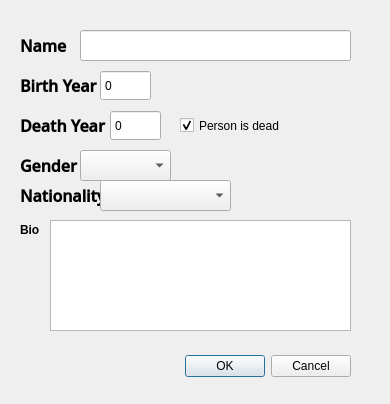
This is personDialog.ui in annakrih/T113VLN1-3 as Qt 5 draws it before an edit. The edited form follows.
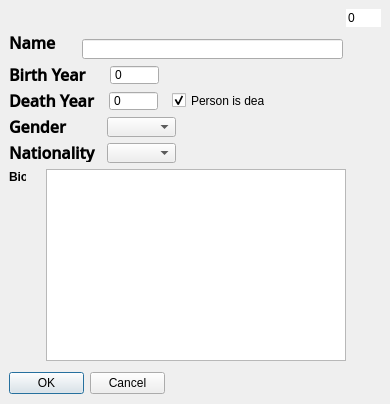
This is the edited form.

Diff of the .ui file:
```diff
--- a/personDialog.ui
+++ b/personDialog.ui
@@ -22,10 +22,10 @@
    </property>
    <property name="geometry">
     <rect>
-     <x>20</x>
-     <y>350</y>
-     <width>331</width>
-     <height>32</height>
+     <x>9</x>
+     <y>372</y>
+     <width>156</width>
+     <height>23</height>
     </rect>
    </property>
    <property name="styleSheet">
@@ -44,10 +44,10 @@
   <widget class="QLineEdit" name="personName">
    <property name="geometry">
     <rect>
-     <x>80</x>
-     <y>30</y>
-     <width>271</width>
-     <height>31</height>
+     <x>82</x>
+     <y>39</y>
+     <width>261</width>
+     <height>20</height>
     </rect>
    </property>
    <property name="styleSheet">
@@ -58,10 +58,10 @@
   <widget class="QLabel" name="labelName">
    <property name="geometry">
     <rect>
-     <x>20</x>
-     <y>30</y>
-     <width>61</width>
-     <height>31</height>
+     <x>9</x>
+     <y>33</y>
+     <width>47</width>
+     <height>19</height>
     </rect>
    </property>
    <property name="font">
@@ -82,10 +82,10 @@
   <widget class="QLabel" name="labelGender">
    <property name="geometry">
     <rect>
-     <x>20</x>
-     <y>150</y>
-     <width>61</width>
-     <height>31</height>
+     <x>9</x>
+     <y>117</y>
+     <width>59</width>
+     <height>19</height>
     </rect>
    </property>
    <property name="font">
@@ -106,10 +106,10 @@
   <widget class="QLabel" name="labelNationality">
    <property name="geometry">
     <rect>
-     <x>20</x>
-     <y>180</y>
-     <width>91</width>
-     <height>31</height>
+     <x>9</x>
+     <y>143</y>
+     <width>90</width>
+     <height>19</height>
     </rect>
    </property>
    <property name="font">
@@ -130,10 +130,10 @@
   <widget class="QSpinBox" name="personBY">
    <property name="geometry">
     <rect>
-     <x>100</x>
-     <y>70</y>
-     <width>51</width>
-     <height>31</height>
+     <x>110</x>
+     <y>65</y>
+     <width>49</width>
+     <height>20</height>
     </rect>
    </property>
    <property name="styleSheet">
@@ -155,10 +155,10 @@
   <widget class="QLabel" name="labelBY">
    <property name="geometry">
     <rect>
-     <x>20</x>
-     <y>70</y>
-     <width>81</width>
-     <height>31</height>
+     <x>9</x>
+     <y>65</y>
+     <width>83</width>
+     <height>19</height>
     </rect>
    </property>
    <property name="font">
@@ -179,10 +179,10 @@
   <widget class="QLabel" name="labelDeath">
    <property name="geometry">
     <rect>
-     <x>20</x>
-     <y>110</y>
-     <width>91</width>
-     <height>31</height>
+     <x>9</x>
+     <y>91</y>
+     <width>92</width>
+     <height>19</height>
     </rect>
    </property>
    <property name="font">
@@ -203,10 +203,10 @@
   <widget class="QSpinBox" name="personDY">
    <property name="geometry">
     <rect>
-     <x>110</x>
-     <y>110</y>
-     <width>51</width>
-     <height>31</height>
+     <x>109</x>
+     <y>91</y>
+     <width>49</width>
+     <height>20</height>
     </rect>
    </property>
    <property name="styleSheet">
@@ -231,10 +231,10 @@
   <widget class="QComboBox" name="personGender">
    <property name="geometry">
     <rect>
-     <x>80</x>
-     <y>150</y>
-     <width>91</width>
-     <height>31</height>
+     <x>107</x>
+     <y>117</y>
+     <width>69</width>
+     <height>20</height>
     </rect>
    </property>
    <property name="styleSheet">
@@ -244,10 +244,10 @@
   <widget class="QCheckBox" name="personCheckDY">
    <property name="geometry">
     <rect>
-     <x>180</x>
-     <y>110</y>
-     <width>121</width>
-     <height>31</height>
+     <x>172</x>
+     <y>92</y>
+     <width>93</width>
+     <height>17</height>
     </rect>
    </property>
    <property name="acceptDrops">
@@ -269,10 +269,10 @@
    </property>
    <property name="geometry">
     <rect>
-     <x>300</x>
-     <y>10</y>
-     <width>0</width>
-     <height>0</height>
+     <x>346</x>
+     <y>9</y>
+     <width>35</width>
+     <height>18</height>
     </rect>
    </property>
    <property name="font">
@@ -293,10 +293,10 @@
   <widget class="QComboBox" name="personNat">
    <property name="geometry">
     <rect>
-     <x>100</x>
-     <y>180</y>
-     <width>131</width>
-     <height>31</height>
+     <x>107</x>
+     <y>143</y>
+     <width>69</width>
+     <height>20</height>
     </rect>
    </property>
    <property name="styleSheet">
@@ -306,20 +306,20 @@
   <widget class="QTextEdit" name="textEdit">
    <property name="geometry">
     <rect>
-     <x>50</x>
-     <y>220</y>
-     <width>301</width>
-     <height>111</height>
+     <x>46</x>
+     <y>169</y>
+     <width>300</width>
+     <height>192</height>
     </rect>
    </property>
   </widget>
   <widget class="QLabel" name="labelBio">
    <property name="geometry">
     <rect>
-     <x>20</x>
-     <y>220</y>
-     <width>31</width>
-     <height>20</height>
+     <x>9</x>
+     <y>169</y>
+     <width>17</width>
+     <height>16</height>
     </rect>
    </property>
    <property name="text">
```
Left out of the diff: 3 changed lines with no effect on the pictures.
